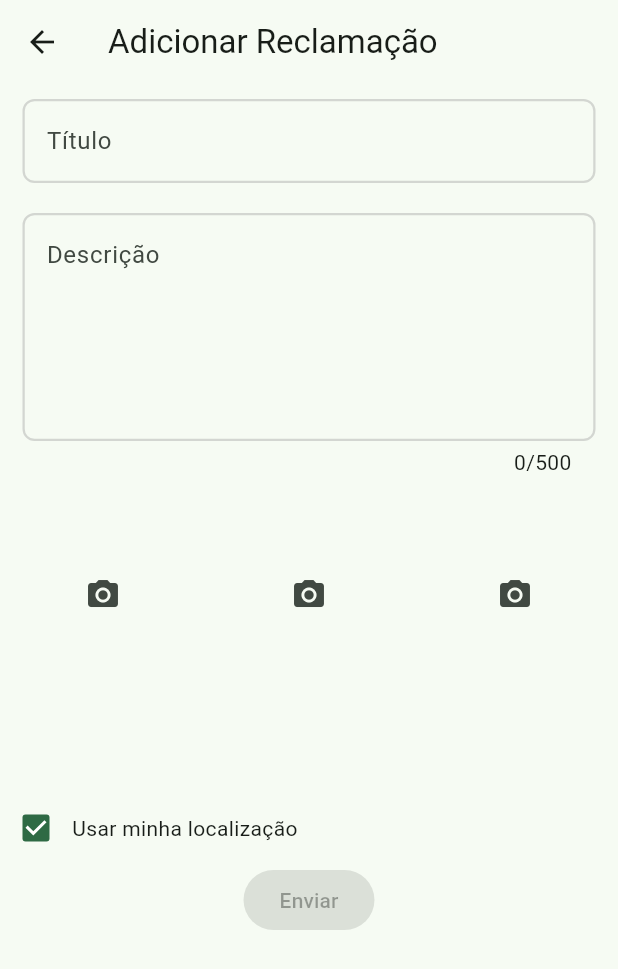
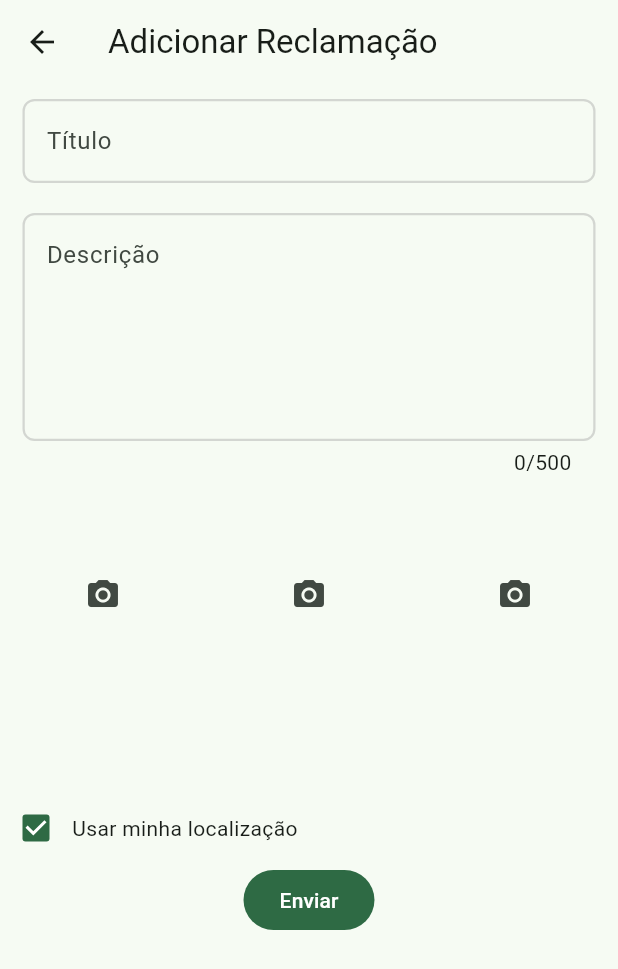
Before and after one commit to vinirecoaro/sos_community, a Flutter app: the AddClaimScreen screen opened directly with sample values from the repository, on a phone screen of 412 x 824 dp. Shown: the top 969 px of the screen. Run offline on Flutter 3.47's test engine with Material 3 defaults, Android fonts, the light colour scheme and no system bars; our stand-ins replace image_picker.

Commit message:
AddClaimScreen - added controllers on inputFields

```diff
--- a/lib/screens/add_claim_screen.dart
+++ b/lib/screens/add_claim_screen.dart
@@ -18,6 +18,10 @@ class _AddClaimScreenState extends State<AddClaimScreen> {
   Widget build(BuildContext context) {
     bool view;
     final Claim claim = ModalRoute.of(context)!.settings.arguments as Claim;
+    final TextEditingController titleController = TextEditingController();
+    final TextEditingController descriptionController = TextEditingController();
+    final TextEditingController cepController = TextEditingController();
+    final TextEditingController numController = TextEditingController();
 
     view = claim.edit;
 
@@ -35,11 +39,13 @@ class _AddClaimScreenState extends State<AddClaimScreen> {
               if (!view)
                 Column(
                   children: [
-                    const InputField(
+                    InputField(
                       label: "Título",
+                      controller: titleController,
                     ),
-                    const InputFieldLarge(
+                    InputFieldLarge(
                       label: "Descrição",
+                      controller: descriptionController,
                     ),
                     const PhotoUploadContainer(),
                     Row(
@@ -55,19 +61,24 @@ class _AddClaimScreenState extends State<AddClaimScreen> {
                       ],
                     ),
                     if (!isChecked)
-                      const Column(
+                      Column(
                         children: [
                           InputField(
                             label: "CEP",
+                            controller: cepController,
                           ),
                           InputField(
                             label: "Número",
+                            controller: numController,
                           ),
                         ],
                       ),
-                    const FilledButton(
-                      onPressed: null,
-                      child: Text("Enviar"),
+                    FilledButton(
+                      onPressed: () {
+                        print(
+                            "${titleController.text}, ${descriptionController.text}, ${cepController.text}, ${numController.text}");
+                      },
+                      child: const Text("Enviar"),
                     ),
                   ],
                 ),
```
